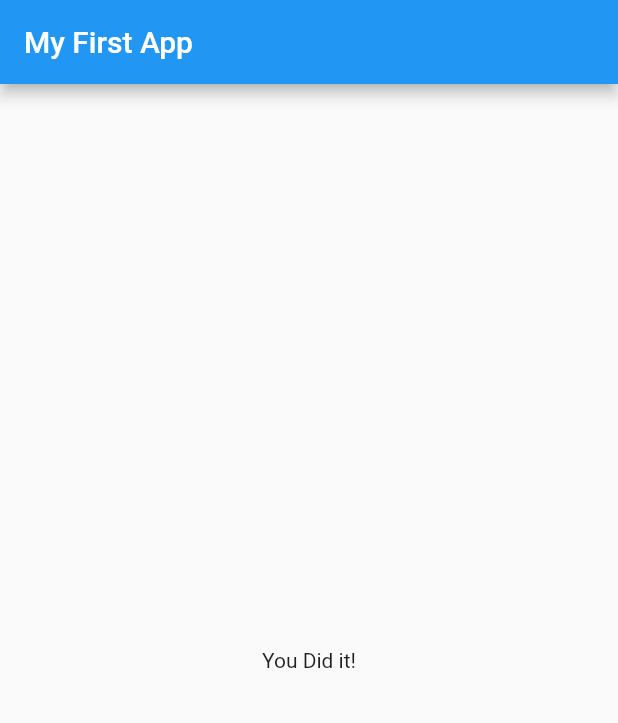
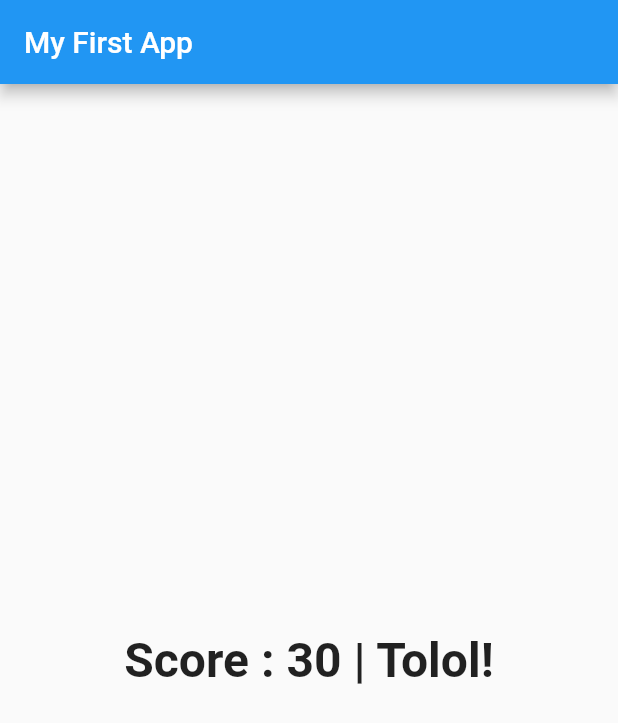
Before and after one commit to naufalakmal/belajar_flutter, a Flutter app: the screen it shows after launch, after a tap on "Figma", after a tap on "byte", after a tap on "Vladimir Puttin", on a phone screen of 412 x 824 dp. Shown: the top 723 px of the screen. Run offline on Flutter 3.47's test engine with Material 2 defaults, Android fonts, the phone set to English and light mode, and no system bars.

```diff
--- a/lib/main.dart
+++ b/lib/main.dart
@@ -66,7 +66,7 @@ class _MyAppState extends State<MyApp> {
                 questionIndex: _questionIndex,
                 questions: _questions,
               )
-            : Result(),
+            : Result(_totalScore),
       ),
     );
   }
--- a/lib/result.dart
+++ b/lib/result.dart
@@ -1,10 +1,32 @@
 import 'package:flutter/material.dart';
 
 class Result extends StatelessWidget {
+  final int resultScore;
+
+  Result(this.resultScore);
+
+  String get resultPhrase {
+    var resultText;
+    if (resultScore >= 90) {
+      resultText =
+          'Score : $resultScore | Mantap! kamu berhasil mendapat nilai yg bagus!';
+    } else if (resultScore >= 75) {
+      resultText = 'Score : $resultScore | Lumayan!';
+    } else if (resultScore >= 60) {
+      resultText = 'Score : $resultScore | Semangat! Kamu masih bisa coba lagi';
+    } else {
+      resultText = 'Score : $resultScore | Tolol!';
+    }
+    return resultText;
+  }
+
   @override
   Widget build(BuildContext context) {
     return Center(
-      child: Text('You Did it!'),
+      child: Text(
+        resultPhrase,
+        style: TextStyle(fontSize: 32, fontWeight: FontWeight.bold),
+      ),
     );
   }
 }
```
